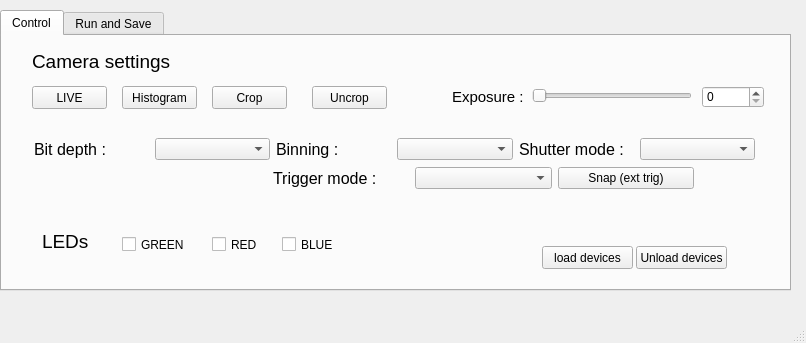
First picture: the form in isoi_window.ui, repository JohnstonLab/OMMI, before the edit.
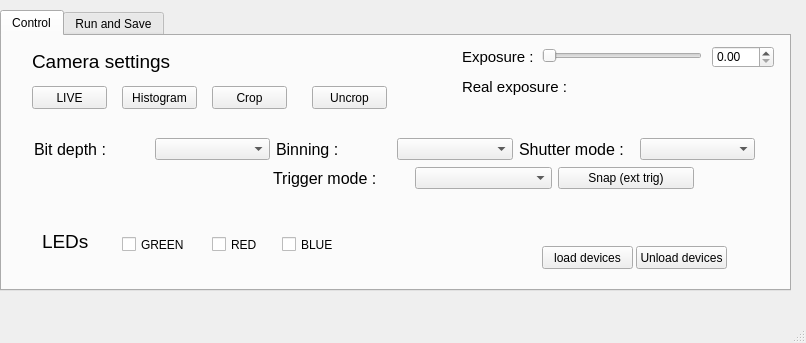
Second picture: the form after the edit.

Commit message: GUI modification to display exposure

```diff
--- a/isoi_window.ui
+++ b/isoi_window.ui
@@ -33,8 +33,8 @@
      <widget class="QSlider" name="expSlider">
       <property name="geometry">
        <rect>
-        <x>530</x>
-        <y>50</y>
+        <x>540</x>
+        <y>10</y>
         <width>160</width>
         <height>19</height>
        </rect>
@@ -72,8 +72,8 @@
      <widget class="QLabel" name="expLabel">
       <property name="geometry">
        <rect>
-        <x>450</x>
-        <y>50</y>
+        <x>460</x>
+        <y>10</y>
         <width>71</width>
         <height>21</height>
        </rect>
@@ -118,18 +118,15 @@
        <string>Camera settings</string>
       </property>
      </widget>
-     <widget class="QSpinBox" name="C_expSb">
+     <widget class="QDoubleSpinBox" name="C_expSb">
       <property name="geometry">
        <rect>
-        <x>700</x>
-        <y>50</y>
+        <x>710</x>
+        <y>10</y>
         <width>62</width>
         <height>22</height>
        </rect>
       </property>
-      <property name="maximum">
-       <number>99</number>
-      </property>
      </widget>
      <widget class="QLabel" name="label_2">
       <property name="geometry">
@@ -318,6 +315,42 @@
        </item>
       </layout>
      </widget>
+     <widget class="QLabel" name="expLabel_2">
+      <property name="geometry">
+       <rect>
+        <x>460</x>
+        <y>40</y>
+        <width>111</width>
+        <height>21</height>
+       </rect>
+      </property>
+      <property name="font">
+       <font>
+        <pointsize>11</pointsize>
+       </font>
+      </property>
+      <property name="text">
+       <string>Real exposure :</string>
+      </property>
+     </widget>
+     <widget class="QLabel" name="realExp">
+      <property name="geometry">
+       <rect>
+        <x>580</x>
+        <y>40</y>
+        <width>61</width>
+        <height>21</height>
+       </rect>
+      </property>
+      <property name="font">
+       <font>
+        <pointsize>11</pointsize>
+       </font>
+      </property>
+      <property name="text">
+       <string/>
+      </property>
+     </widget>
     </widget>
     <widget class="QWidget" name="tab_2">
      <attribute name="title">
```
The commit also changes 3 other files.
